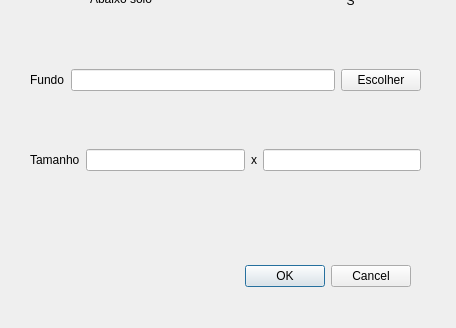
matferib/tabuleiro-virtual, file ifg/qt/ui/iluminacao.ui: the form before one commit; both pictures show x 0 to 456 and y 250 to 578 of the 456 by 578 pixel window.
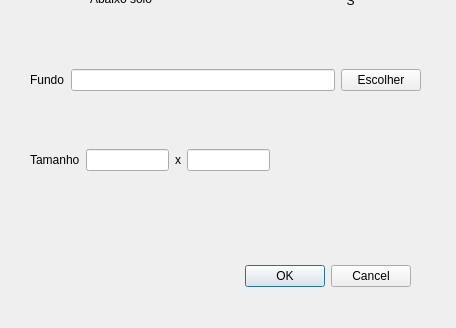
The form after the commit.

What changed in the file:
```diff
--- a/ifg/qt/ui/iluminacao.ui
+++ b/ifg/qt/ui/iluminacao.ui
@@ -326,27 +326,51 @@
     <rect>
      <x>30</x>
      <y>370</y>
-     <width>391</width>
+     <width>241</width>
      <height>80</height>
     </rect>
    </property>
    <layout class="QHBoxLayout" name="horizontalLayout_2">
     <item>
      <widget class="QLabel" name="label_11">
+      <property name="sizePolicy">
+       <sizepolicy hsizetype="Preferred" vsizetype="Fixed">
+        <horstretch>0</horstretch>
+        <verstretch>0</verstretch>
+       </sizepolicy>
+      </property>
       <property name="text">
        <string>Tamanho</string>
       </property>
+      <property name="indent">
+       <number>-1</number>
+      </property>
      </widget>
     </item>
     <item>
      <widget class="QLineEdit" name="linha_largura">
+      <property name="sizePolicy">
+       <sizepolicy hsizetype="Fixed" vsizetype="Fixed">
+        <horstretch>0</horstretch>
+        <verstretch>0</verstretch>
+       </sizepolicy>
+      </property>
       <property name="toolTip">
        <string>largura</string>
       </property>
+      <property name="inputMask">
+       <string notr="true">099; </string>
+      </property>
      </widget>
     </item>
     <item>
      <widget class="QLabel" name="label_10">
+      <property name="sizePolicy">
+       <sizepolicy hsizetype="Fixed" vsizetype="Fixed">
+        <horstretch>0</horstretch>
+        <verstretch>0</verstretch>
+       </sizepolicy>
+      </property>
       <property name="text">
        <string>x</string>
       </property>
@@ -354,9 +378,18 @@
     </item>
     <item>
      <widget class="QLineEdit" name="linha_altura">
+      <property name="sizePolicy">
+       <sizepolicy hsizetype="Fixed" vsizetype="Fixed">
+        <horstretch>0</horstretch>
+        <verstretch>0</verstretch>
+       </sizepolicy>
+      </property>
       <property name="toolTip">
        <string>altura</string>
       </property>
+      <property name="inputMask">
+       <string notr="true">099; </string>
+      </property>
      </widget>
     </item>
    </layout>
```
